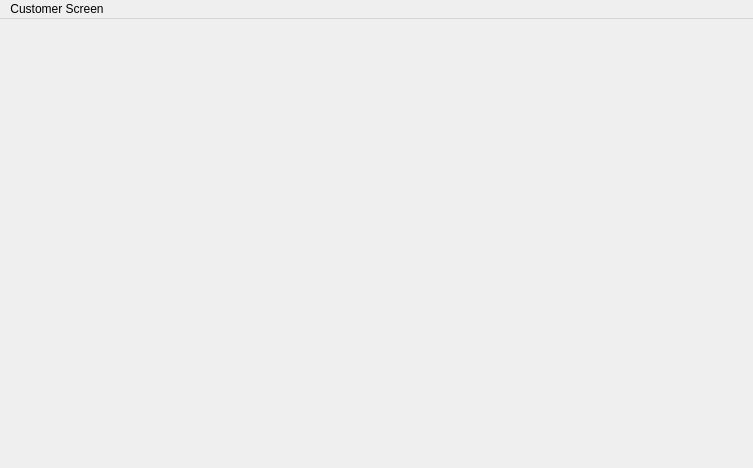
This is customerwindow.ui in ahmettlevent/cafeYonetim as Qt 5 draws it before an edit. The edited form follows.
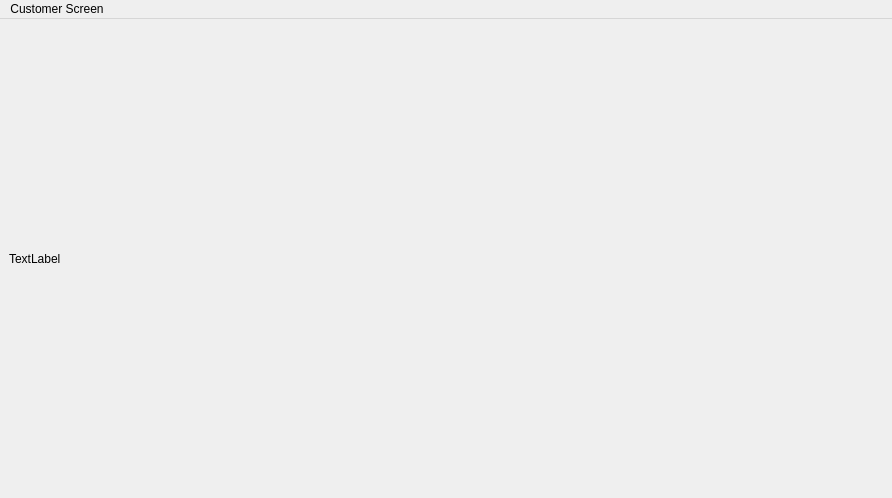
This is the edited form.

Patch:
```diff
--- a/customerwindow.ui
+++ b/customerwindow.ui
@@ -6,22 +6,30 @@
    <rect>
     <x>0</x>
     <y>0</y>
-    <width>753</width>
-    <height>468</height>
+    <width>892</width>
+    <height>498</height>
    </rect>
   </property>
   <property name="windowTitle">
    <string>CafeSiparis</string>
   </property>
   <widget class="QWidget" name="centralwidget">
-   <layout class="QGridLayout" name="gridLayout_2"/>
+   <layout class="QGridLayout" name="gridLayout_2">
+    <item row="0" column="0">
+     <widget class="QLabel" name="label">
+      <property name="text">
+       <string>TextLabel</string>
+      </property>
+     </widget>
+    </item>
+   </layout>
   </widget>
   <widget class="QMenuBar" name="menubar">
    <property name="geometry">
     <rect>
      <x>0</x>
      <y>0</y>
-     <width>753</width>
+     <width>892</width>
      <height>22</height>
     </rect>
    </property>
```
